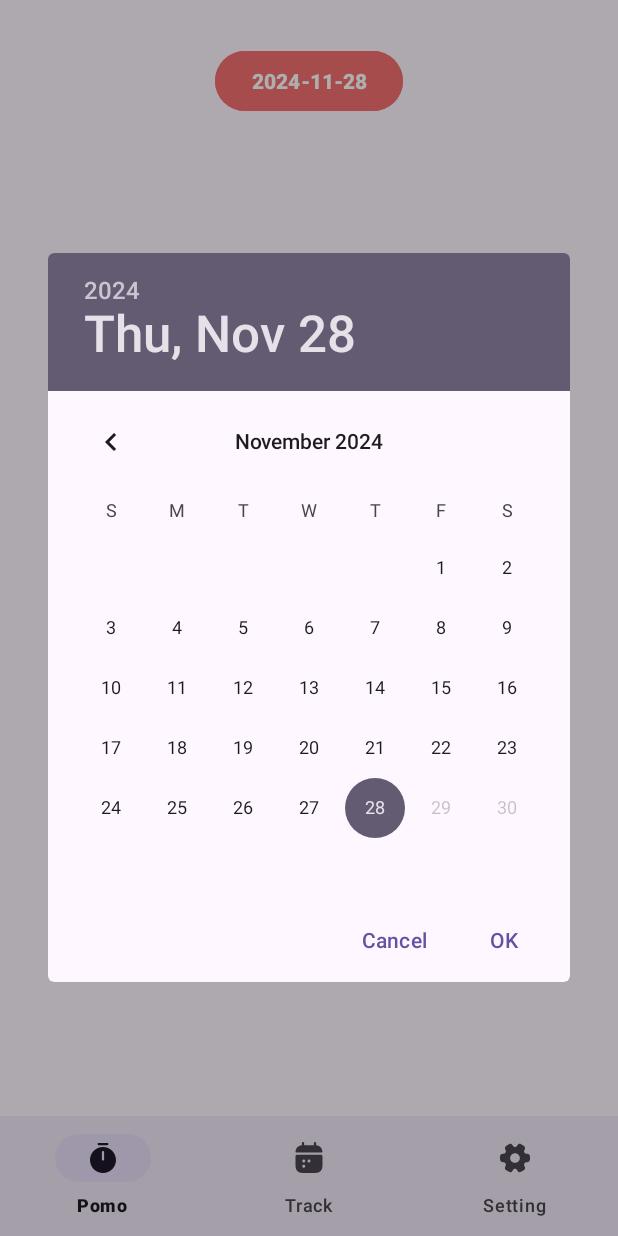
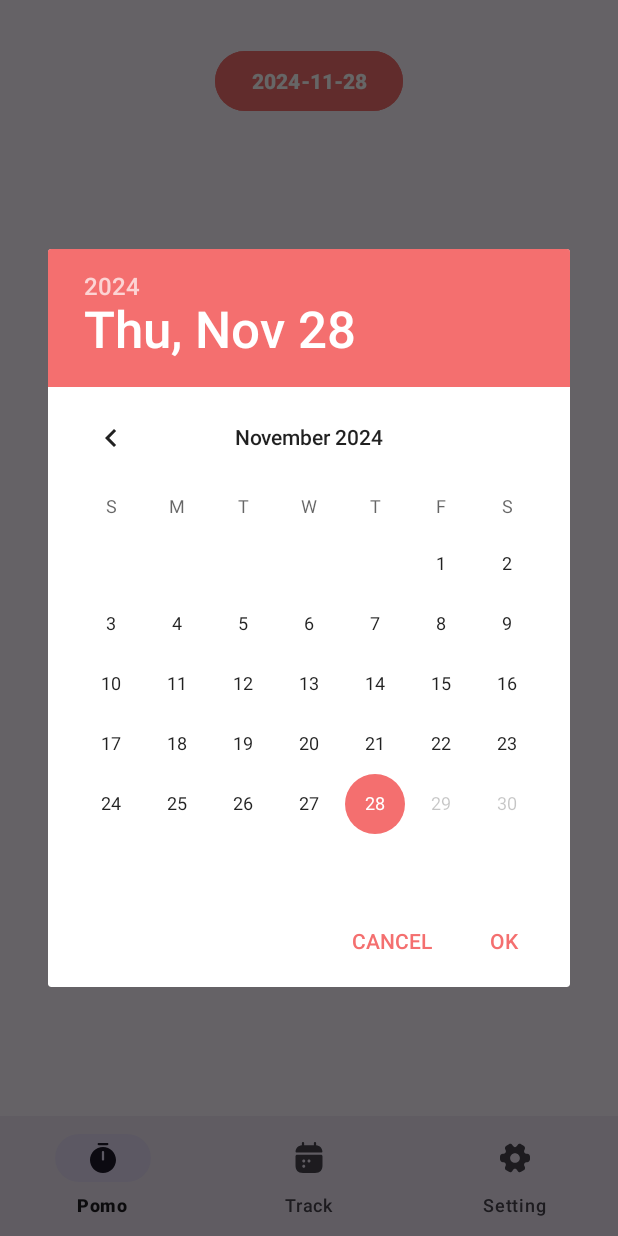
Before and after one commit to Haneol/pomodoro-app, an Android app: the SettingFragment screen opened through its navigation route, after a tap on an icon or button, on a phone screen of 412 x 824 dp. Run offline under Robolectric (Android 15) with nearby library versions, the phone set to English and light mode, and no system bars; our stand-ins replace navigation-ui.

Commit message:
[feature/calendar] feat: 캘린더 색상 변경

```diff
--- a/app/build.gradle.kts
+++ b/app/build.gradle.kts
@@ -52,4 +52,5 @@ dependencies {
     testImplementation(libs.junit)
     androidTestImplementation(libs.androidx.junit)
     androidTestImplementation(libs.androidx.espresso.core)
+
 }
--- a/app/src/main/java/com/example/pomodoro/main/setting/SettingFragment.kt
+++ b/app/src/main/java/com/example/pomodoro/main/setting/SettingFragment.kt
@@ -6,6 +6,7 @@ import android.view.LayoutInflater
 import android.view.View
 import android.view.ViewGroup
 import androidx.fragment.app.Fragment
+import com.example.pomodoro.R
 import com.example.pomodoro.databinding.FragmentSettingBinding
 import java.text.SimpleDateFormat
 import java.util.Calendar
@@ -60,6 +61,7 @@ class SettingFragment : Fragment() {
 
         val datePickerDialog = DatePickerDialog(
             requireContext(),
+            R.style.CustomDatePickerTheme,
             { _, pickedYear, pickedMonth, pickedDay ->
                 selectedDate.set(pickedYear, pickedMonth, pickedDay)
                 updateDateButton()
--- /dev/null
+++ b/app/src/main/res/values/calendarStyle.xml
@@ -0,0 +1,11 @@
+<resources>
+    <style name="CustomDatePickerTheme" parent="Theme.MaterialComponents.DayNight.Dialog">
+        <item name="colorPrimary">#F46F6F</item>
+        <item name="colorPrimaryVariant">#F46F6F</item>
+        <item name="colorOnPrimary">#F46F6F</item>
+
+        <item name="colorAccent">#F46F6F</item>
+
+    </style>
+
+</resources>
```
